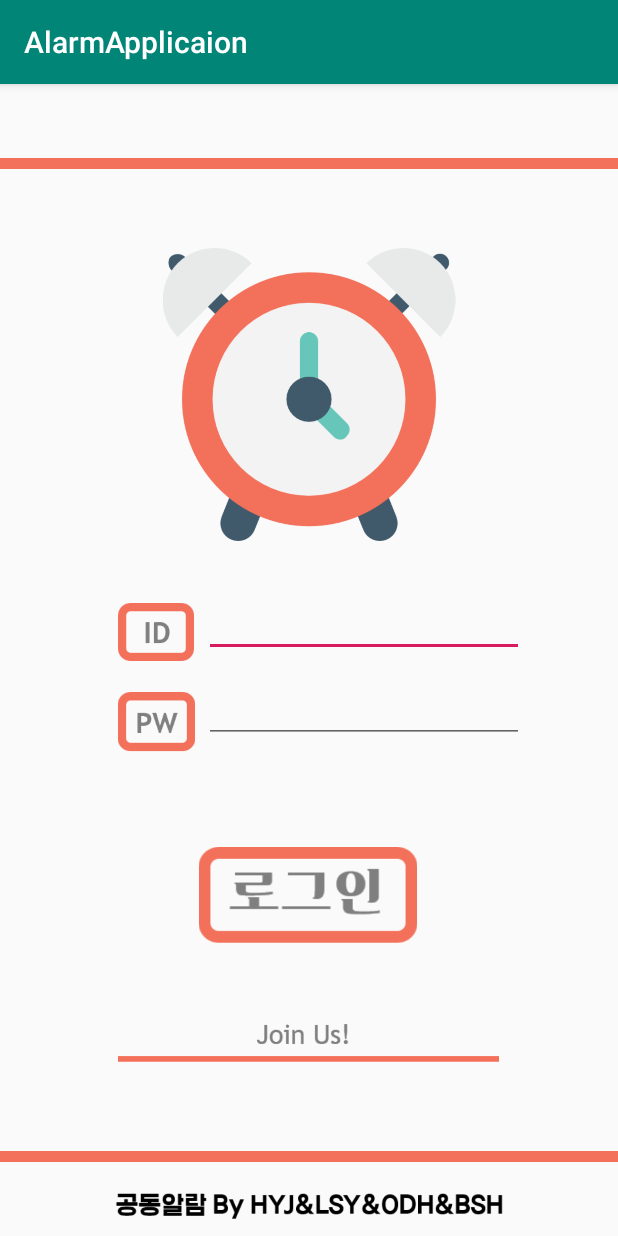
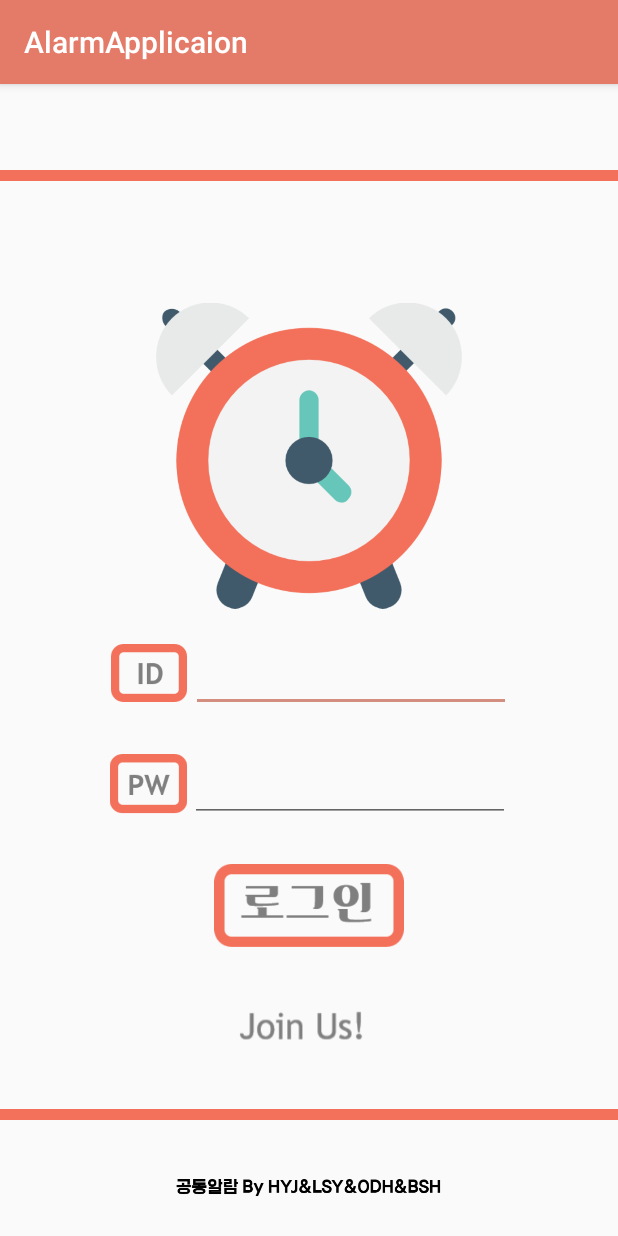
Before and after one commit to HongyeongJu/MobileTermProject, an Android app: the screen it shows after launch (LoginActivity), on a phone screen of 412 x 824 dp. Run offline under Robolectric (Android 15) with nearby library versions, the phone set to English and light mode, and no system bars; our stand-ins replace Firebase (no records; nobody signed in at launch, a user with empty details on screens opened directly).

Commit message:
수정부분

```diff
--- a/app/src/main/res/layout/activity_login.xml
+++ b/app/src/main/res/layout/activity_login.xml
@@ -1,134 +1,105 @@
 <?xml version="1.0" encoding="utf-8"?>
-<androidx.constraintlayout.widget.ConstraintLayout xmlns:android="http://schemas.android.com/apk/res/android"
+<LinearLayout xmlns:android="http://schemas.android.com/apk/res/android"
     xmlns:app="http://schemas.android.com/apk/res-auto"
-    xmlns:tools="http://schemas.android.com/tools"
+    android:orientation="vertical"
     android:layout_width="match_parent"
-    android:layout_height="match_parent"
-    android:orientation="vertical"
-    tools:context=".MainActivity">
+    android:layout_height="match_parent">
+
+    <ImageView
+        android:id="@+id/upperbar"
+        android:layout_width="wrap_content"
+        android:layout_height="wrap_content"
+        android:layout_weight="2"
+        app:srcCompat="@drawable/bar" />
 
     <ImageView
         android:id="@+id/clockimg"
         android:layout_width="204dp"
         android:layout_height="195dp"
-        android:layout_marginStart="103dp"
-        android:layout_marginLeft="103dp"
-        android:layout_marginTop="109dp"
-        android:layout_marginEnd="104dp"
-        android:layout_marginRight="104dp"
-        android:layout_marginBottom="427dp"
-        app:layout_constraintBottom_toBottomOf="parent"
-        app:layout_constraintEnd_toEndOf="parent"
-        app:layout_constraintHorizontal_bias="1.0"
-        app:layout_constraintStart_toStartOf="parent"
-        app:layout_constraintTop_toTopOf="parent"
-        app:layout_constraintVertical_bias="0.0"
-        app:srcCompat="@drawable/alarmclock" />
+        app:srcCompat="@drawable/alarmclock"
+        android:layout_weight="1"
+        android:layout_gravity="center"/>
+
+    <LinearLayout
+        android:layout_width="wrap_content"
+        android:layout_height="wrap_content"
+        android:orientation="vertical"
+        android:layout_weight="1"
+        android:layout_gravity="center">
+
+        <LinearLayout
+            android:layout_width="match_parent"
+            android:layout_height="wrap_content"
+            android:orientation="horizontal"
+            android:layout_weight="1">
+            <ImageView
+                android:id="@+id/id"
+                android:layout_width="56dp"
+                android:layout_height="43dp"
+                app:srcCompat="@drawable/id2" />
 
             <EditText
                 android:id="@+id/user_id"
                 android:layout_width="wrap_content"
                 android:layout_height="wrap_content"
-        android:layout_marginStart="136dp"
-        android:layout_marginLeft="136dp"
-        android:layout_marginTop="32dp"
-        android:layout_marginEnd="62dp"
-        android:layout_marginRight="62dp"
-        android:layout_marginBottom="24dp"
                 android:ems="10"
-        android:inputType="textEmailAddress"
-        app:layout_constraintBottom_toTopOf="@+id/user_password"
-        app:layout_constraintEnd_toEndOf="parent"
-        app:layout_constraintHorizontal_bias="0.0"
-        app:layout_constraintStart_toStartOf="parent"
-        app:layout_constraintTop_toBottomOf="@+id/clockimg" />
+                android:inputType="textEmailAddress"/>
+        </LinearLayout>
+
+        <LinearLayout
+            android:layout_width="match_parent"
+            android:layout_height="wrap_content"
+            android:orientation="horizontal"
+            android:layout_weight="1">
+            <ImageView
+                android:id="@+id/pw"
+                android:layout_width="55dp"
+                android:layout_height="43dp"
+                app:srcCompat="@drawable/pw2"/>
 
             <EditText
                 android:id="@+id/user_password"
                 android:layout_width="wrap_content"
                 android:layout_height="wrap_content"
-        android:layout_marginStart="136dp"
-        android:layout_marginLeft="136dp"
-        android:layout_marginTop="12dp"
-        android:layout_marginEnd="62dp"
-        android:layout_marginRight="62dp"
                 android:ems="10"
-        android:inputType="textPassword"
-        app:layout_constraintEnd_toEndOf="parent"
-        app:layout_constraintHorizontal_bias="0.0"
-        app:layout_constraintStart_toStartOf="parent"
-        app:layout_constraintTop_toBottomOf="@+id/user_id" />
-
-    <ImageView
-        android:id="@+id/id"
-        android:layout_width="56dp"
-        android:layout_height="43dp"
-        android:layout_marginEnd="4dp"
-        android:layout_marginRight="4dp"
-        android:layout_marginBottom="16dp"
-        app:layout_constraintBottom_toTopOf="@+id/pw"
-        app:layout_constraintEnd_toStartOf="@+id/user_id"
-        app:srcCompat="@drawable/id2" />
-
-    <ImageView
-        android:id="@+id/pw"
-        android:layout_width="55dp"
-        android:layout_height="43dp"
-        android:layout_marginEnd="4dp"
-        android:layout_marginRight="4dp"
-        android:layout_marginBottom="60dp"
-        app:layout_constraintBottom_toTopOf="@+id/loginbtn"
-        app:layout_constraintEnd_toStartOf="@+id/user_password"
-        app:srcCompat="@drawable/pw2" />
+                android:inputType="textPassword"/>
+        </LinearLayout>
+    </LinearLayout>
 
     <ImageView
         android:id="@+id/loginbtn"
-        android:layout_width="172dp"
-        android:layout_height="69dp"
-        app:layout_constraintBottom_toBottomOf="parent"
-        app:layout_constraintEnd_toEndOf="parent"
-        app:layout_constraintHorizontal_bias="0.497"
-        app:layout_constraintStart_toStartOf="parent"
-        app:layout_constraintTop_toBottomOf="@+id/user_password"
-        app:layout_constraintVertical_bias="0.267"
-        app:srcCompat="@drawable/login3" />
+        android:layout_width="160dp"
+        android:layout_height="60dp"
+        app:srcCompat="@drawable/login3"
+        android:layout_gravity="center"/>
 
     <ImageView
-        android:id="@+id/upperbar"
-        android:layout_width="wrap_content"
+        android:id="@+id/btnRegister"
+        android:layout_width="340dp"
+        android:layout_height="88dp"
+        app:srcCompat="@drawable/joinus2"
+        android:layout_gravity="center"/>
+
+    <LinearLayout
+        android:layout_width="match_parent"
         android:layout_height="wrap_content"
-        android:layout_marginTop="48dp"
-        app:layout_constraintStart_toStartOf="parent"
-        app:layout_constraintTop_toTopOf="parent"
-        app:srcCompat="@drawable/bar" />
+        android:orientation="vertical"
+        android:layout_weight="1">
 
         <ImageView
             android:id="@+id/underbar"
             android:layout_width="wrap_content"
             android:layout_height="wrap_content"
-        android:layout_marginBottom="48dp"
-        app:layout_constraintBottom_toBottomOf="parent"
-        app:layout_constraintStart_toStartOf="parent"
-        app:srcCompat="@drawable/bar" />
+            app:srcCompat="@drawable/bar"
+            android:layout_weight="1"/>
 
         <ImageView
             android:id="@+id/undername"
-        android:layout_width="278dp"
-        android:layout_height="36dp"
-        app:layout_constraintBottom_toBottomOf="parent"
-        app:layout_constraintEnd_toEndOf="parent"
-        app:layout_constraintStart_toStartOf="parent"
-        app:srcCompat="@drawable/name1" />
+            android:layout_width="190dp"
+            android:layout_height="34dp"
+            app:srcCompat="@drawable/name1"
+            android:layout_weight="1"
+            android:layout_gravity="center"/>
+    </LinearLayout>
 
-    <ImageView
-        android:id="@+id/btnRegister"
-        android:layout_width="254dp"
-        android:layout_height="68dp"
-        android:layout_marginTop="24dp"
-        android:src="@drawable/joinus"
-        app:layout_constraintEnd_toEndOf="parent"
-        app:layout_constraintHorizontal_bias="0.496"
-        app:layout_constraintStart_toStartOf="parent"
-        app:layout_constraintTop_toBottomOf="@+id/loginbtn" />
-
-</androidx.constraintlayout.widget.ConstraintLayout>
+</LinearLayout>
--- a/app/src/main/res/values/colors.xml
+++ b/app/src/main/res/values/colors.xml
@@ -1,6 +1,6 @@
 <?xml version="1.0" encoding="utf-8"?>
 <resources>
-    <color name="colorPrimary">#008577</color>
-    <color name="colorPrimaryDark">#00574B</color>
-    <color name="colorAccent">#D81B60</color>
+    <color name="colorPrimary">#e47b69</color>
+    <color name="colorPrimaryDark">#e47b69</color>
+    <color name="colorAccent">#d38e80</color>
 </resources>
```
Also changed, not shown: app/src/main/res/drawable-v24/chicken.png (deleted), app/src/main/res/drawable-v24/id.png (deleted), app/src/main/res/drawable-v24/joinus.png (deleted), app/src/main/res/drawable-v24/joinus2.png (added), app/src/main/res/drawable-v24/login.png (deleted), app/src/main/res/drawable-v24/munsang.png (deleted), app/src/main/res/drawable-v24/pizza.png (deleted), app/src/main/res/drawable-v24/pw.png (deleted), app/src/main/res/drawable-v24/register_kor.png (deleted). Lines whose indentation alone changed are shown as unchanged.
